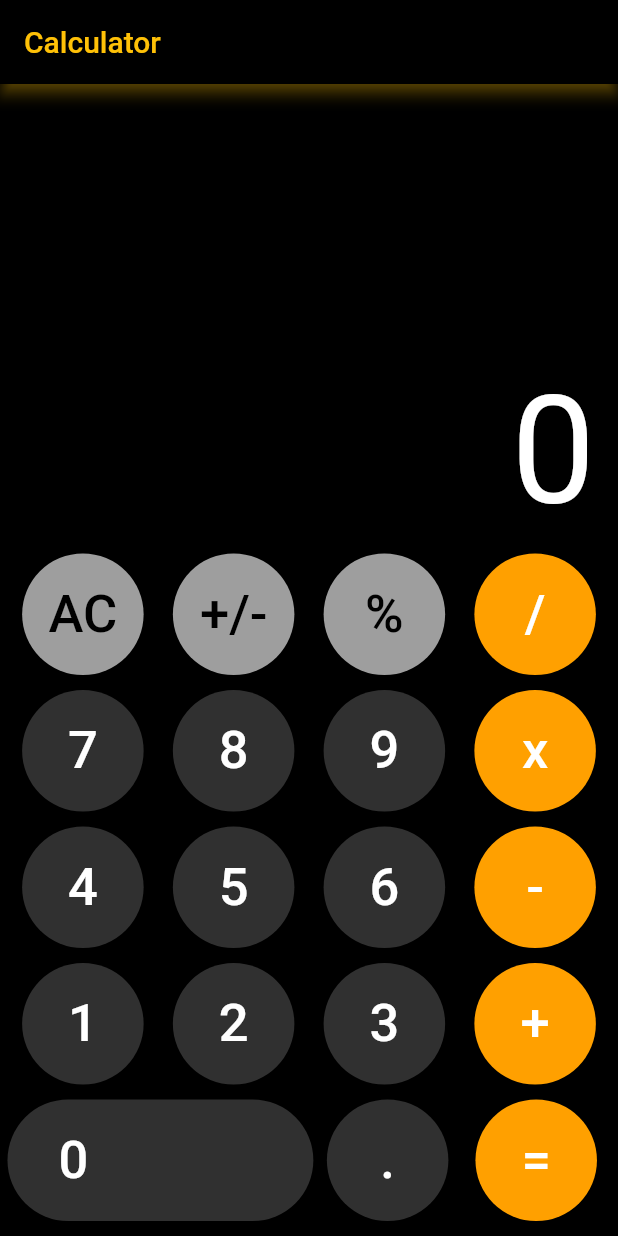
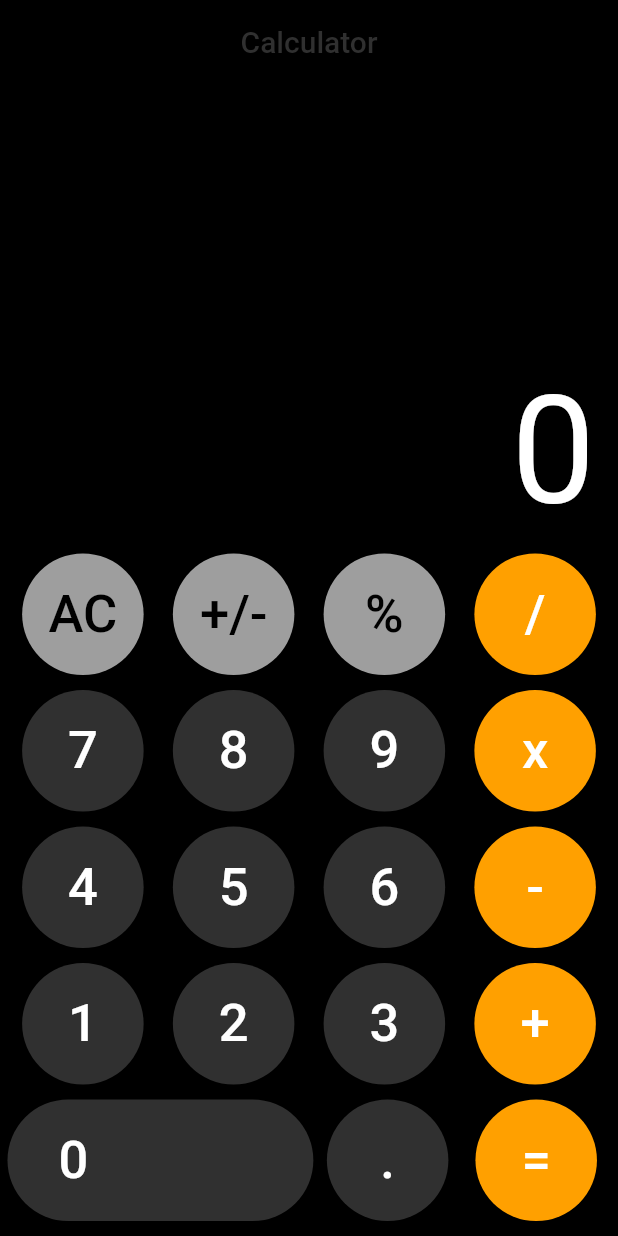
Before and after one commit to DananjayaFernando98/Flutter-Calculator, a Flutter app: the screen it shows after launch, on a phone screen of 412 x 824 dp. Run offline on Flutter 3.47's test engine with Material 2 defaults, Android fonts, the phone set to English and light mode, and no system bars.

Commit message:
center the title

```diff
--- a/lib/Screen/Calculator.dart
+++ b/lib/Screen/Calculator.dart
@@ -33,9 +33,12 @@ class _CalculatorState extends State<Calculator> {
     return Scaffold(
       backgroundColor: Colors.black,
       appBar: AppBar(
-        foregroundColor: Colors.amber,
-        shadowColor: Colors.amber,
-        title: const Text('Calculator'),
+        foregroundColor: Colors.grey[850],
+        //shadowColor: Colors.amber,
+        title: const Text(
+          'Calculator',
+        ),
+        centerTitle: true,
         backgroundColor: Colors.black,
       ),
       body: Padding(
```
